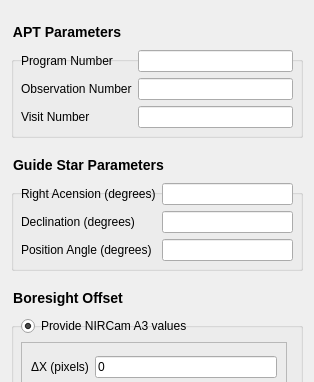
Old version of the form fgs-commissioning/jwst_magic/segment_guiding/segmentGuidingDialog.ui in the repository spacetelescope/jwst_magic; both pictures show x 0 to 314 and y 0 to 382 of the 314 by 758 pixel window.
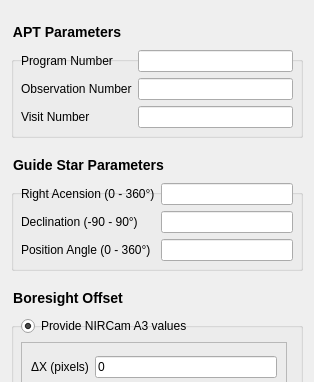
New version of the form.

Commit message: Added an if statement so that the user is still allowed to not choose a countrate factor. Also added some clarifying language on the dialog box for RA, Dec, and PA.

What changed in the file:
```diff
--- a/fgs-commissioning/jwst_magic/segment_guiding/segmentGuidingDialog.ui
+++ b/fgs-commissioning/jwst_magic/segment_guiding/segmentGuidingDialog.ui
@@ -124,7 +124,7 @@
          <string>Right acension of the guide star in degrees</string>
         </property>
         <property name="text">
-         <string>Right Acension (degrees)</string>
+         <string>Right Acension (0 - 360°)</string>
         </property>
        </widget>
       </item>
@@ -137,7 +137,7 @@
          <string/>
         </property>
         <property name="text">
-         <string>Position Angle (degrees)</string>
+         <string>Position Angle (0 - 360°)</string>
         </property>
        </widget>
       </item>
@@ -150,7 +150,7 @@
          <string/>
         </property>
         <property name="text">
-         <string>Declination (degrees) </string>
+         <string>Declination (-90 - 90°) </string>
         </property>
        </widget>
       </item>
```
The commit also changes 1 other file.
